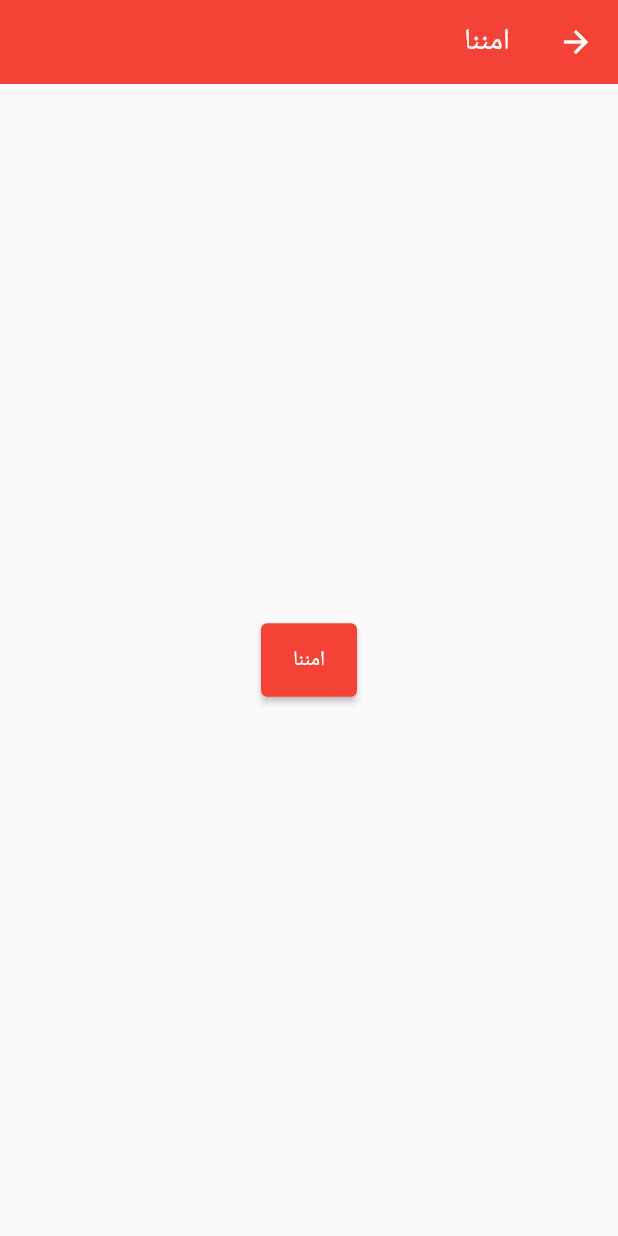
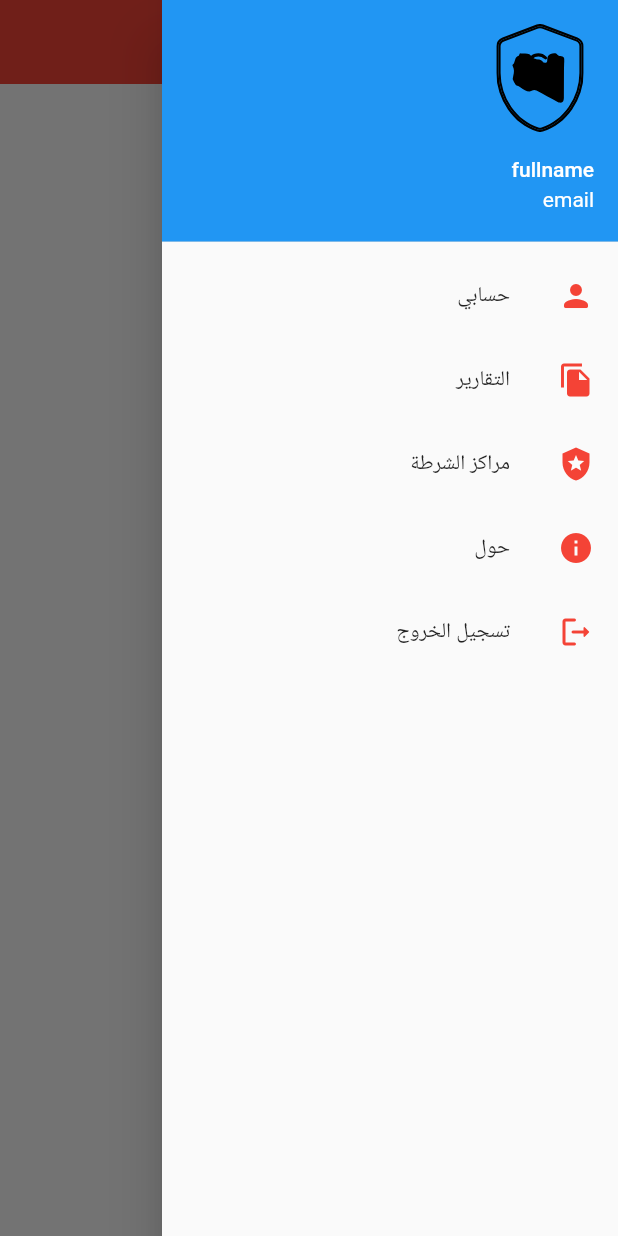
Before and after one commit to salemaljebaly/sos_mobile_app, a Flutter app: the HomeScreen screen opened by its route, with the side drawer open (before the commit the screen has no drawer), on a phone screen of 412 x 824 dp. Run offline on Flutter 3.47's test engine with Material 2 defaults, Android fonts, the phone set to English and light mode, and no system bars; our stand-ins replace flutter_dotenv, flutter_svg, geolocator, get, get_storage, google_fonts and 1 more; accounts and stored records are empty; Roboto replaces fonts that are missing (Almarai).

Commit message:
get user data, decode jwt, logout and navigation

```diff
--- a/lib/main.dart
+++ b/lib/main.dart
@@ -1,3 +1,5 @@
+import 'dart:convert';
+
 import 'package:flutter/material.dart';
 import 'package:flutter_dotenv/flutter_dotenv.dart';
 import 'package:get/get.dart';
--- a/lib/splash_screen.dart
+++ b/lib/splash_screen.dart
@@ -12,7 +12,7 @@ class SplashScreen extends StatelessWidget {
   // --------------------------------------------------------------------------- //
   Future<void> initializeSettings() async {
     _authmanager.checkLoginSatus();
-
+    print('use state =' + _authmanager.isLogin.value.toString());
     await Future.delayed(const Duration(seconds: 1));
   }
   // --------------------------------------------------------------------------- //
--- a/lib/utils/strings.dart
+++ b/lib/utils/strings.dart
@@ -25,10 +25,17 @@ class Strings {
 
   static String takeLocation = 'مكاني';
 
-  static var generalInfo = 'المعلومات الاساسية';
+  static String generalInfo = 'المعلومات الاساسية';
 
-  static var mustBeEmail = 'يجب ادخال ايميل';
+  static String mustBeEmail = 'يجب ادخال ايميل';
 
-  static var mustBePhone = 'يجب ادخال هاتف مثل : 914034745';
+  static String mustBePhone = 'يجب ادخال هاتف مثل : 914034745';
+  // ------------------------------------------------------------------------ //
+  static String reports = 'التقارير';
+  static String policeOffices = 'مراكز الشرطة';
+  static String about = 'حول';
+  static String logout = 'تسجيل الخروج';
+
+  static String myAccount = 'حسابي';
   // ------------------------------------------------------------------------ //
 }
--- /dev/null
+++ b/lib/utils/widgets/drawer.dart
@@ -0,0 +1,81 @@
+import 'package:flutter/material.dart';
+import 'package:flutter_svg/flutter_svg.dart';
+import 'package:get/get.dart';
+import 'package:get_storage/get_storage.dart';
+import 'package:sos_mobile_app/controller/auth_contoller.dart';
+import 'package:sos_mobile_app/controller/cache_token.dart';
+import 'package:sos_mobile_app/utils/strings.dart';
+import 'package:sos_mobile_app/view/citizen_screen.dart';
+import 'package:sos_mobile_app/view/home_screen.dart';
+import 'package:sos_mobile_app/view/login_screen.dart';
+
+class AppDrawer extends StatelessWidget {
+  AppDrawer({Key? key}) : super(key: key);
+  final box = GetStorage();
+  final AuthController _authController = Get.put(AuthController());
+  @override
+  Widget build(BuildContext context) {
+    return Drawer(
+      // Add a ListView to the drawer. This ensures the user can scroll
+      // through the options in the drawer if there isn't enough vertical
+      // space to fit everything.
+      child: ListView(
+        // Important: Remove any padding from the ListView.
+        padding: EdgeInsets.zero,
+        children: [
+          UserAccountsDrawerHeader(
+              currentAccountPicture:
+                  SvgPicture.asset('assets/icons/sos_logo.svg'),
+              accountName: Text('fullname'),
+              accountEmail: Text('email')),
+          ListTile(
+            leading: const Icon(
+              Icons.person_rounded,
+              color: Colors.red,
+            ),
+            title: Text(Strings.myAccount),
+            onTap: () {
+              Get.to(() => CitizenScreen());
+            },
+          ),
+          ListTile(
+            leading: const Icon(
+              Icons.file_copy,
+              color: Colors.red,
+            ),
+            title: Text(Strings.reports),
+            onTap: () {},
+          ),
+          ListTile(
+            leading: const Icon(
+              Icons.local_police,
+              color: Colors.red,
+            ),
+            title: Text(Strings.policeOffices),
+            onTap: () {},
+          ),
+          ListTile(
+            leading: const Icon(
+              Icons.info,
+              color: Colors.red,
+            ),
+            title: Text(Strings.about),
+            onTap: () {},
+          ),
+          ListTile(
+            leading: const Icon(
+              Icons.logout_rounded,
+              color: Colors.red,
+            ),
+            title: Text(Strings.logout),
+            onTap: () {
+              _authController.logOut();
+              Navigator.pop(context);
+              Get.to(() => const LoginScreen());
+            },
+          ),
+        ],
+      ),
+    );
+  }
+}
--- a/lib/view/home_screen.dart
+++ b/lib/view/home_screen.dart
@@ -1,6 +1,7 @@
 import 'package:flutter/material.dart';
 import 'package:get/get.dart';
 import 'package:sos_mobile_app/utils/strings.dart';
+import 'package:sos_mobile_app/utils/widgets/drawer.dart';
 
 class HomeScreen extends StatelessWidget {
   final String title;
@@ -9,6 +10,7 @@ class HomeScreen extends StatelessWidget {
   @override
   Widget build(BuildContext context) {
     return Scaffold(
+      drawer: AppDrawer(),
       appBar: AppBar(
         title: Text(title),
         // Obx(
```
Also changed, not shown: lib/controller/auth_contoller.dart (+32 -3 lines), lib/controller/auth_manager.dart (+13 -0 lines), lib/controller/cache_token.dart (+13 -2 lines), lib/model/citizen_response_model.dart (added, +63 -0 lines), lib/services/auth_service.dart (+21 -5 lines), lib/view/login_screen.dart (+7 -6 lines).
